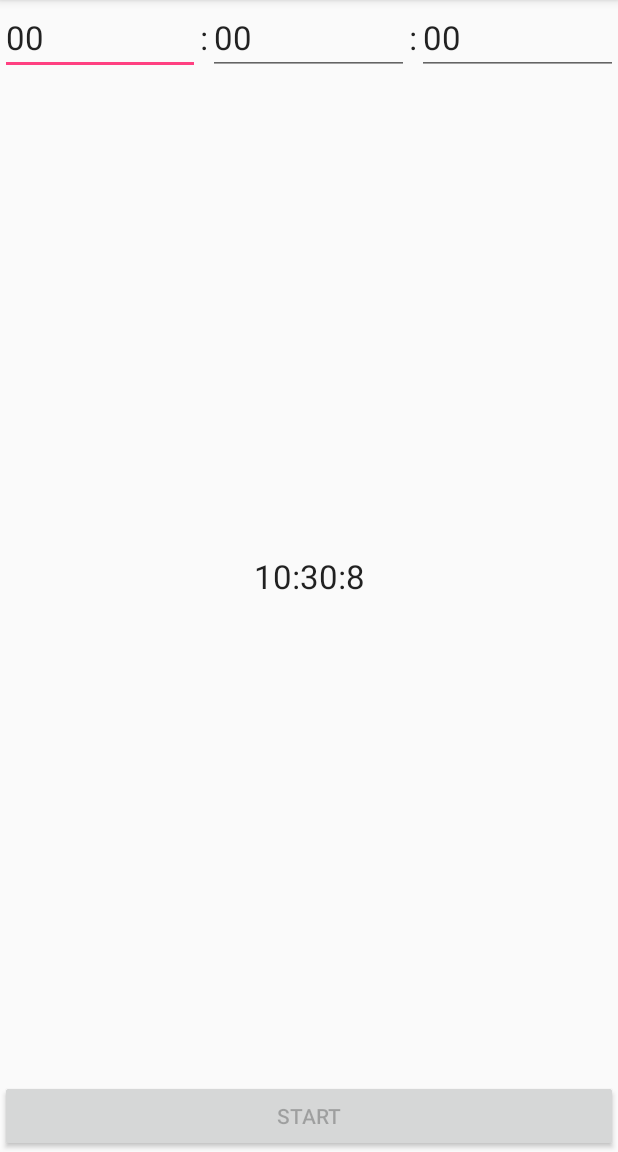
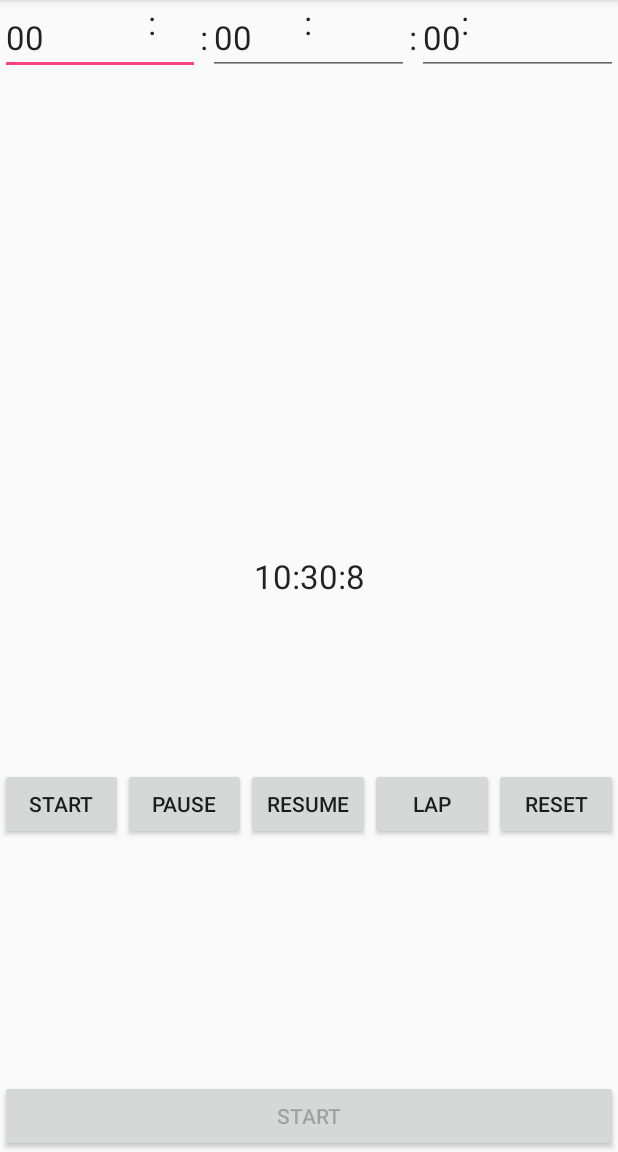
Before and after one commit to EditYJ/yjclock, an Android app: the screen it shows after launch (MainActivity), on a phone screen of 412 x 824 dp, the part 84-1236 px from its top. Run offline under Robolectric (Android 15) with nearby library versions, the phone set to English and light mode, and no system bars.

Commit message:
2017年6月6日 15:40:15

```diff
--- /dev/null
+++ b/app/src/main/java/com/yujie/yjclock/StopWatch.java
@@ -0,0 +1,25 @@
+package com.yujie.yjclock;
+
+import android.content.Context;
+import android.support.annotation.Nullable;
+import android.util.AttributeSet;
+import android.widget.LinearLayout;
+
+/**
+ * Created by Administrator on 2017/6/6 0006.
+ */
+
+public class StopWatch extends LinearLayout {
+    public StopWatch(Context context) {
+        super(context);
+    }
+
+    public StopWatch(Context context, @Nullable AttributeSet attrs) {
+        super(context, attrs);
+    }
+
+    @Override
+    protected void onFinishInflate() {
+        super.onFinishInflate();
+    }
+}
--- a/app/src/main/res/layout/activity_main.xml
+++ b/app/src/main/res/layout/activity_main.xml
@@ -131,13 +131,96 @@
                     </LinearLayout>
                 </com.yujie.yjclock.TimerView>
 
-                <LinearLayout
+                <com.yujie.yjclock.StopWatch
                     android:id="@+id/tabstopwatch"
                     android:layout_width="match_parent"
                     android:layout_height="match_parent"
                     android:orientation="vertical">
+                    <LinearLayout
+                        android:layout_width="match_parent"
+                        android:layout_height="0dp"
+                        android:orientation="horizontal"
+                        android:layout_weight="1">
+                    <TextView
+                        android:id="@+id/st_tv_hour"
+                        android:layout_width="0dp"
+                        android:layout_height="wrap_content"
+                        android:layout_weight="1"/>
+                        <TextView
+                            android:layout_width="wrap_content"
+                            android:layout_height="wrap_content"
+                            android:textAppearance="?android:attr/textAppearanceLarge"
+                            android:text=":"/>
+                    <TextView
+                        android:id="@+id/st_tv_min"
+                        android:layout_width="0dp"
+                        android:layout_height="wrap_content"
+                        android:layout_weight="1"/>
+                        <TextView
+                            android:layout_width="wrap_content"
+                            android:layout_height="wrap_content"
+                            android:textAppearance="?android:attr/textAppearanceLarge"
+                            android:text=":"/>
+                    <TextView
+                        android:id="@+id/st_tv_sec"
+                        android:layout_width="0dp"
+                        android:layout_height="wrap_content"
+                        android:layout_weight="1"/>
+                        <TextView
+                            android:layout_width="wrap_content"
+                            android:layout_height="wrap_content"
+                            android:textAppearance="?android:attr/textAppearanceLarge"
+                            android:text=":"/>
+                    <TextView
+                        android:id="@+id/st_tv_msec"
+                        android:layout_width="0dp"
+                        android:layout_height="wrap_content"
+                        android:layout_weight="1"/>
+                    </LinearLayout>
+                    <ListView
+                        android:id="@+id/lv_stopwatch"
+                        android:layout_width="match_parent"
+                        android:layout_height="0dp"
+                        android:layout_weight="1">
 
-                </LinearLayout>
+                    </ListView>
+                    <LinearLayout
+                        android:layout_width="match_parent"
+                        android:layout_height="0dp"
+                        android:layout_weight="1"
+                        android:orientation="horizontal">
+                        <Button
+                            android:id="@+id/st_but_start"
+                            android:text="@string/timer_start"
+                            android:layout_width="0dp"
+                            android:layout_height="wrap_content"
+                            android:layout_weight="1"/>
+                        <Button
+                            android:id="@+id/st_but_pause"
+                            android:text="@string/timer_pause"
+                            android:layout_width="0dp"
+                            android:layout_height="wrap_content"
+                            android:layout_weight="1"/>
+                        <Button
+                            android:id="@+id/st_but_resume"
+                            android:text="@string/timer_resume"
+                            android:layout_width="0dp"
+                            android:layout_height="wrap_content"
+                            android:layout_weight="1"/>
+                        <Button
+                            android:id="@+id/st_but_lap"
+                            android:text="@string/Lap"
+                            android:layout_width="0dp"
+                            android:layout_height="wrap_content"
+                            android:layout_weight="1"/>
+                        <Button
+                            android:id="@+id/st_but_reset"
+                            android:text="@string/timer_reset"
+                            android:layout_width="0dp"
+                            android:layout_height="wrap_content"
+                            android:layout_weight="1"/>
+                    </LinearLayout>
+                </com.yujie.yjclock.StopWatch>
             </FrameLayout>
         </LinearLayout>
     </TabHost>
--- a/app/src/main/res/values/strings.xml
+++ b/app/src/main/res/values/strings.xml
@@ -6,4 +6,5 @@
     <string name="timer_reset">Reset</string>
     <string name="timer_resume">Resume</string>
     <string name="timer_pause">Pause</string>
+    <string name="Lap">lap</string>
 </resources>
```
